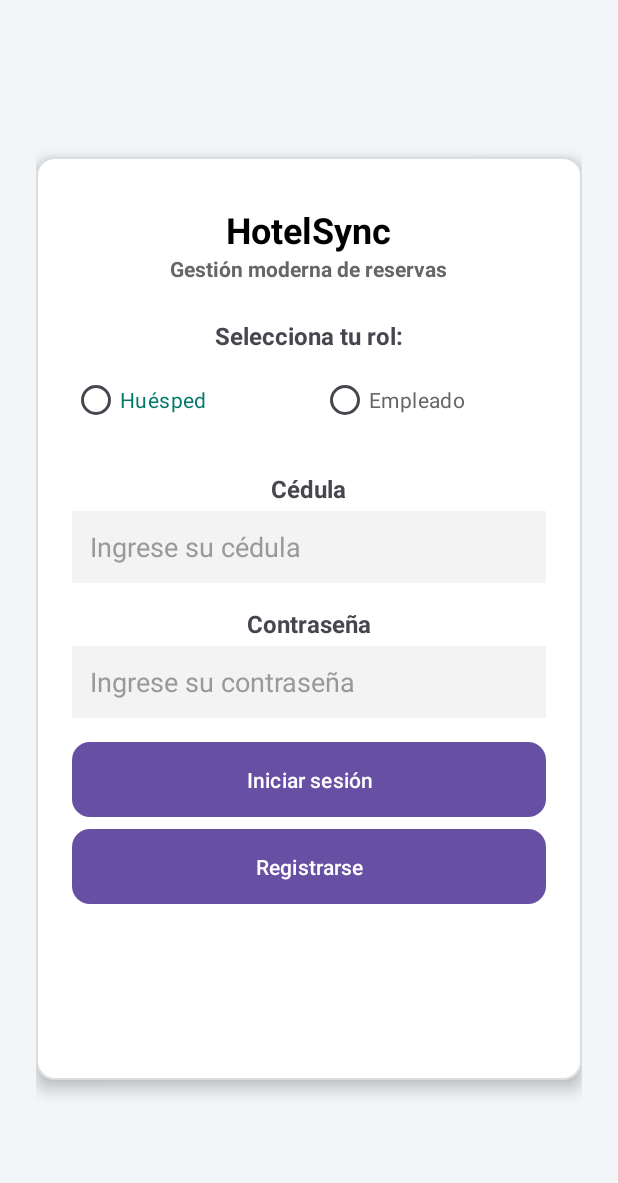
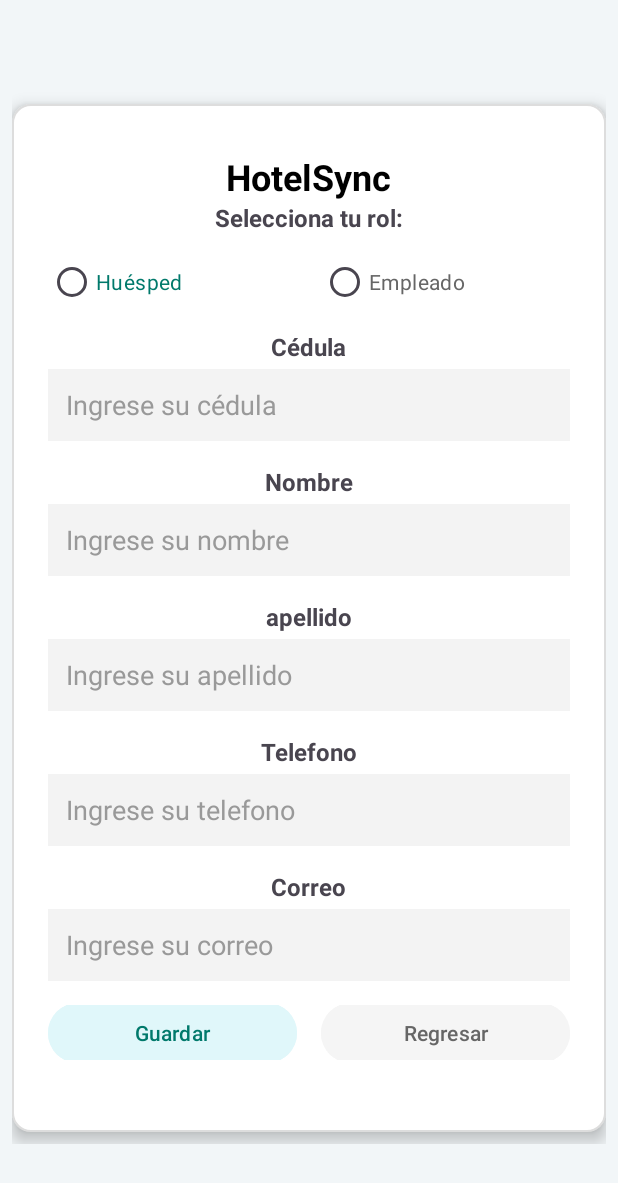
Before and after one commit to DeringSalazar/HotelSync, an Android app: the Registro screen opened directly, with no data from a screen before it, on a phone screen of 412 x 824 dp. Shown: the top 1183 px of the screen. Run offline under Robolectric (Android 15) with nearby library versions, the phone set to English and light mode, and no system bars.

Commit message:
Login y registro terminados

```diff
--- a/app/src/main/res/layout/activity_main.xml
+++ b/app/src/main/res/layout/activity_main.xml
@@ -137,26 +137,36 @@
                 android:padding="12dp"
                 android:textColorHint="#999999" />
 
-            <Button
-                android:id="@+id/BtnIngresar"
+            <LinearLayout
                 android:layout_width="match_parent"
-                android:layout_height="50dp"
-                android:layout_marginBottom="8dp"
-                android:background="@drawable/bg_button"
-                android:text="Iniciar sesión"
-                android:textAllCaps="false"
-                android:textColor="#FFFFFF" />
+                android:layout_height="wrap_content"
+                android:layout_marginBottom="24dp"
+                android:gravity="center"
+                android:orientation="horizontal">
 
-            <Button
-                android:id="@+id/BtnRegistrarse"
-                android:layout_width="match_parent"
-                android:layout_height="50dp"
-                android:background="@drawable/bg_button"
-                android:backgroundTint="#E0E0E0"
-                android:onClick="Siguiente"
-                android:text="Registrarse"
-                android:textAllCaps="false"
-                android:textColor="#FFFFFF" />
+                <Button
+                    android:id="@+id/BtnIniciar"
+                    android:layout_width="0dp"
+                    android:layout_height="48dp"
+                    android:layout_marginEnd="8dp"
+                    android:layout_weight="1"
+                    android:backgroundTint="#E0F7FA"
+                    android:text="Iniciar Sesion"
+                    android:textAllCaps="false"
+                    android:textColor="#00796B" />
+
+                <Button
+                    android:id="@+id/BtnRegistrarse"
+                    android:layout_width="0dp"
+                    android:layout_height="48dp"
+                    android:layout_marginStart="8dp"
+                    android:layout_weight="1"
+                    android:backgroundTint="#F5F5F5"
+                    android:text="Registrarse"
+                    android:textAllCaps="false"
+                    android:textColor="#666666" />
+
+            </LinearLayout>
 
         </LinearLayout>
 
--- a/app/src/main/res/layout/activity_registro.xml
+++ b/app/src/main/res/layout/activity_registro.xml
@@ -13,7 +13,7 @@
         android:layout_height="wrap_content"
         android:orientation="vertical"
         android:gravity="center_horizontal"
-        android:padding="24dp"
+        android:padding="8dp"
         app:layout_constraintTop_toTopOf="parent"
         app:layout_constraintBottom_toBottomOf="parent"
         app:layout_constraintStart_toStartOf="parent"
@@ -21,9 +21,9 @@
 
         <LinearLayout
             android:layout_width="match_parent"
-            android:layout_height="615dp"
-            android:layout_marginTop="40dp"
-            android:layout_marginBottom="40dp"
+            android:layout_height="685dp"
+            android:layout_marginTop="8dp"
+            android:layout_marginBottom="8dp"
             android:background="@drawable/bg_card_reserva"
             android:elevation="6dp"
             android:gravity="center_horizontal"
@@ -42,16 +42,6 @@
                 android:textStyle="bold" />
 
             <TextView
-                android:id="@+id/textView2"
-                android:layout_width="wrap_content"
-                android:layout_height="wrap_content"
-                android:layout_marginBottom="24dp"
-                android:text="Gestión moderna de reservas"
-                android:textColor="#666666"
-                android:textSize="14sp"
-                android:textStyle="bold" />
-
-            <TextView
                 android:id="@+id/textView3"
                 android:layout_width="wrap_content"
                 android:layout_height="wrap_content"
@@ -63,7 +53,7 @@
             <LinearLayout
                 android:layout_width="match_parent"
                 android:layout_height="wrap_content"
-                android:layout_marginBottom="24dp"
+                android:layout_marginBottom="8dp"
                 android:gravity="center"
                 android:orientation="horizontal">
 
@@ -117,7 +107,7 @@
                 android:layout_width="wrap_content"
                 android:layout_height="wrap_content"
                 android:layout_marginBottom="4dp"
-                android:text="Contraseña"
+                android:text="Nombre"
                 android:textSize="16sp"
                 android:textStyle="bold" />
 
@@ -127,31 +117,101 @@
                 android:layout_height="48dp"
                 android:layout_marginBottom="16dp"
                 android:background="#F3F3F3"
-                android:hint="Ingrese su contraseña"
+                android:hint="Ingrese su nombre"
                 android:inputType="textPassword"
                 android:padding="12dp"
                 android:textColorHint="#999999" />
 
-            <Button
-                android:id="@+id/BtnIngresar"
+            <TextView
+                android:id="@+id/textView6"
+                android:layout_width="wrap_content"
+                android:layout_height="wrap_content"
+                android:layout_marginBottom="4dp"
+                android:text="apellido"
+                android:textSize="16sp"
+                android:textStyle="bold" />
+
+            <EditText
+                android:id="@+id/TxtApellido"
                 android:layout_width="match_parent"
-                android:layout_height="50dp"
-                android:layout_marginBottom="8dp"
-                android:background="@drawable/bg_button"
-                android:text="Iniciar sesión"
-                android:textAllCaps="false"
-                android:textColor="#FFFFFF" />
+                android:layout_height="48dp"
+                android:layout_marginBottom="16dp"
+                android:background="#F3F3F3"
+                android:hint="Ingrese su apellido"
+                android:inputType="text"
+                android:padding="12dp"
+                android:textColorHint="#999999" />
 
-            <Button
-                android:id="@+id/BtnRegistrarse"
+            <TextView
+                android:id="@+id/textView7"
+                android:layout_width="wrap_content"
+                android:layout_height="wrap_content"
+                android:layout_marginBottom="4dp"
+                android:text="Telefono"
+                android:textSize="16sp"
+                android:textStyle="bold" />
+
+            <EditText
+                android:id="@+id/TxtTelefono"
                 android:layout_width="match_parent"
-                android:layout_height="50dp"
-                android:background="@drawable/bg_button"
-                android:backgroundTint="#E0E0E0"
-                android:onClick="Siguiente"
-                android:text="Registrarse"
-                android:textAllCaps="false"
-                android:textColor="#FFFFFF" />
+                android:layout_height="48dp"
+                android:layout_marginBottom="16dp"
+                android:background="#F3F3F3"
+                android:hint="Ingrese su telefono"
+                android:inputType="text"
+                android:padding="12dp"
+                android:textColorHint="#999999" />
+
+            <TextView
+                android:id="@+id/textView8"
+                android:layout_width="wrap_content"
+                android:layout_height="wrap_content"
+                android:layout_marginBottom="4dp"
+                android:text="Correo"
+                android:textSize="16sp"
+                android:textStyle="bold" />
+
+            <EditText
+                android:id="@+id/TxtCorreo"
+                android:layout_width="match_parent"
+                android:layout_height="48dp"
+                android:layout_marginBottom="16dp"
+                android:background="#F3F3F3"
+                android:hint="Ingrese su correo"
+                android:inputType="text"
+                android:padding="12dp"
+                android:textColorHint="#999999" />
+
+            <LinearLayout
+                android:layout_width="match_parent"
+                android:layout_height="wrap_content"
+                android:layout_marginBottom="24dp"
+                android:gravity="center"
+                android:orientation="horizontal">
+
+                <Button
+                    android:id="@+id/BtnGuardar"
+                    android:layout_width="0dp"
+                    android:layout_height="48dp"
+                    android:layout_marginEnd="8dp"
+                    android:layout_weight="1"
+                    android:backgroundTint="#E0F7FA"
+                    android:text="Guardar"
+                    android:textAllCaps="false"
+                    android:textColor="#00796B" />
+
+                <Button
+                    android:id="@+id/BtnRegresar"
+                    android:layout_width="0dp"
+                    android:layout_height="48dp"
+                    android:layout_marginStart="8dp"
+                    android:layout_weight="1"
+                    android:backgroundTint="#F5F5F5"
+                    android:text="Regresar"
+                    android:textAllCaps="false"
+                    android:textColor="#666666" />
+
+            </LinearLayout>
 
         </LinearLayout>
 
```
